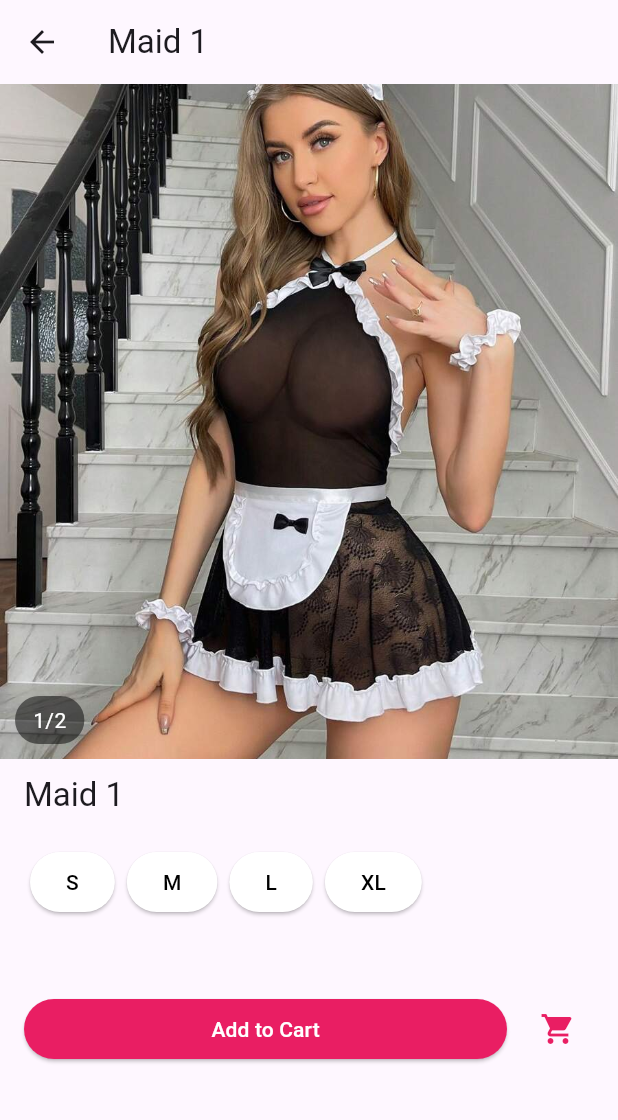
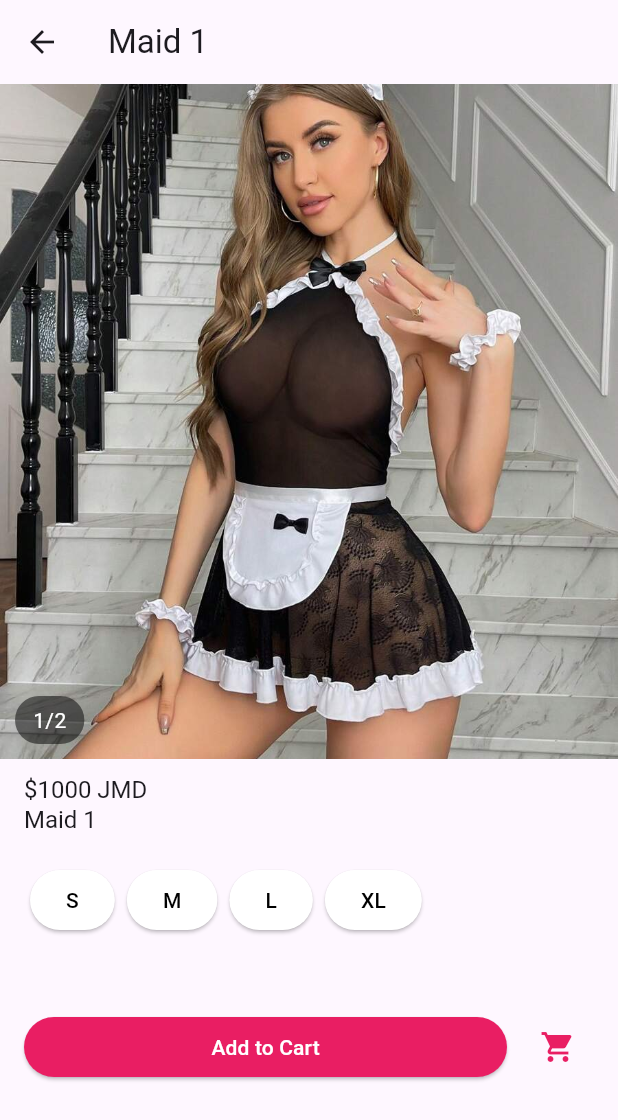
Before and after one commit to LuigiWoodhouse/Cosmetic, a Flutter app: the MaidPage screen opened directly, after a tap on "Maid 1", on a phone screen of 412 x 824 dp. Shown: the top 1120 px of the screen. Run offline on Flutter 3.47's test engine with Material 3 defaults, Android fonts, the light colour scheme and no system bars.

Commit message:
update shop

```diff
--- a/lib/items/item.dart
+++ b/lib/items/item.dart
@@ -25,7 +25,7 @@ class MaidPage extends StatelessWidget {
                   MaterialPageRoute(
                     builder: (context) => MaidItemPage(
                       imagePaths: maidItems[index].imagePaths,
-                      name: maidItems[index].name,
+                      name: maidItems[index].name, price: '1000 JMD',
                     ),
                   ),
                 );
--- a/lib/items/single-item-view.dart
+++ b/lib/items/single-item-view.dart
@@ -5,9 +5,14 @@ import 'package:flutter/material.dart';
 class MaidItemPage extends StatefulWidget {
   final List<String> imagePaths;
   final String name;
+  final String price; // Add price field
 
-  const MaidItemPage({Key? key, required this.imagePaths, required this.name})
-      : super(key: key);
+  const MaidItemPage({
+    Key? key,
+    required this.imagePaths,
+    required this.name,
+    required this.price, // Add price to constructor
+  }) : super(key: key);
 
   @override
   _MaidItemPageState createState() => _MaidItemPageState();
@@ -80,8 +85,15 @@ class _MaidItemPageState extends State<MaidItemPage> {
               Padding(
                 padding: const EdgeInsets.symmetric(horizontal: 16.0),
                 child: Text(
+                  '\$${widget.price}', // Display price
+                  style: Theme.of(context).textTheme.headline6?.copyWith(fontSize: 16.0),
+                ),
+              ),
+              Padding(
+                padding: const EdgeInsets.symmetric(horizontal: 16.0),
+                child: Text(
                   widget.name,
-                  style: Theme.of(context).textTheme.headline6,
+                  style: Theme.of(context).textTheme.headline6?.copyWith(fontSize: 16.0),
                 ),
               ),
               SizedBox(height: 20.0),
@@ -119,10 +131,10 @@ class _MaidItemPageState extends State<MaidItemPage> {
                         children: [
                           Text(
                             'Bust',
-                            style: TextStyle(fontWeight: FontWeight.bold),
+                            style: TextStyle(fontWeight: FontWeight.bold, fontSize: 8.0),
                           ),
                           SizedBox(height: 4),
-                          Text(sizeDetails[_selectedSize]!['Bust']!),
+                          Text(sizeDetails[_selectedSize]!['Bust']!, style: TextStyle(fontSize: 8.0)),
                         ],
                       ),
                       SizedBox(width: 20),
@@ -131,10 +143,10 @@ class _MaidItemPageState extends State<MaidItemPage> {
                         children: [
                           Text(
                             'Length',
-                            style: TextStyle(fontWeight: FontWeight.bold),
+                            style: TextStyle(fontWeight: FontWeight.bold, fontSize: 8.0),
                           ),
                           SizedBox(height: 4),
-                          Text(sizeDetails[_selectedSize]!['Length']!),
+                          Text(sizeDetails[_selectedSize]!['Length']!, style: TextStyle(fontSize: 8.0)),
                         ],
                       ),
                       SizedBox(width: 20),
@@ -143,10 +155,10 @@ class _MaidItemPageState extends State<MaidItemPage> {
                         children: [
                           Text(
                             'Underbust',
-                            style: TextStyle(fontWeight: FontWeight.bold),
+                            style: TextStyle(fontWeight: FontWeight.bold, fontSize: 8.0),
                           ),
                           SizedBox(height: 4),
-                          Text(sizeDetails[_selectedSize]!['Underbust']!),
+                          Text(sizeDetails[_selectedSize]!['Underbust']!, style: TextStyle(fontSize: 8.0)),
                         ],
                       ),
                     ],
```
Also changed, not shown: lib/assets/maid1_2.png (added), lib/assets/maid2_1.png, lib/assets/maid2_2.png (added).
